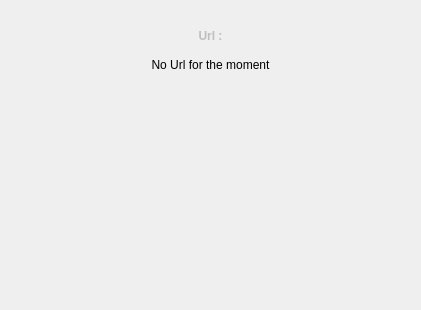
Above: SQLite-test/imageinfowindow.ui from farid67/Projet_bdm before the change. Below: the same form after it.
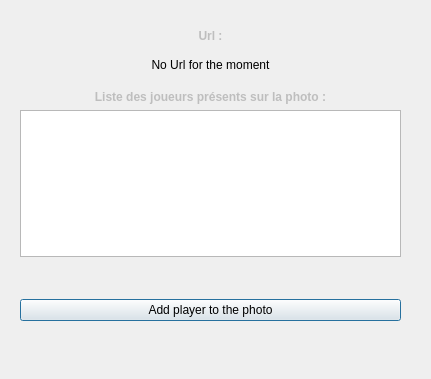
That is the form after the change.

Commit message: add player information's window

```diff
--- a/SQLite-test/imageinfowindow.ui
+++ b/SQLite-test/imageinfowindow.ui
@@ -6,8 +6,8 @@
    <rect>
     <x>0</x>
     <y>0</y>
-    <width>421</width>
-    <height>310</height>
+    <width>431</width>
+    <height>379</height>
    </rect>
   </property>
   <property name="windowTitle">
@@ -54,6 +54,59 @@
     </item>
    </layout>
   </widget>
+  <widget class="QWidget" name="verticalLayoutWidget">
+   <property name="geometry">
+    <rect>
+     <x>20</x>
+     <y>90</y>
+     <width>381</width>
+     <height>167</height>
+    </rect>
+   </property>
+   <layout class="QVBoxLayout" name="verticalLayout">
+    <item>
+     <widget class="QLabel" name="label_2">
+      <property name="enabled">
+       <bool>false</bool>
+      </property>
+      <property name="font">
+       <font>
+        <weight>75</weight>
+        <bold>true</bold>
+       </font>
+      </property>
+      <property name="text">
+       <string>Liste des joueurs présents sur la photo :</string>
+      </property>
+      <property name="alignment">
+       <set>Qt::AlignCenter</set>
+      </property>
+     </widget>
+    </item>
+    <item>
+     <widget class="QListWidget" name="PlayerList"/>
+    </item>
+   </layout>
+  </widget>
+  <widget class="QWidget" name="verticalLayoutWidget_2">
+   <property name="geometry">
+    <rect>
+     <x>20</x>
+     <y>270</y>
+     <width>381</width>
+     <height>80</height>
+    </rect>
+   </property>
+   <layout class="QVBoxLayout" name="verticalLayout_2">
+    <item>
+     <widget class="QPushButton" name="add_player_image">
+      <property name="text">
+       <string>Add player to the photo</string>
+      </property>
+     </widget>
+    </item>
+   </layout>
+  </widget>
  </widget>
  <resources/>
  <connections/>
```
The commit also changes 32 other files.
